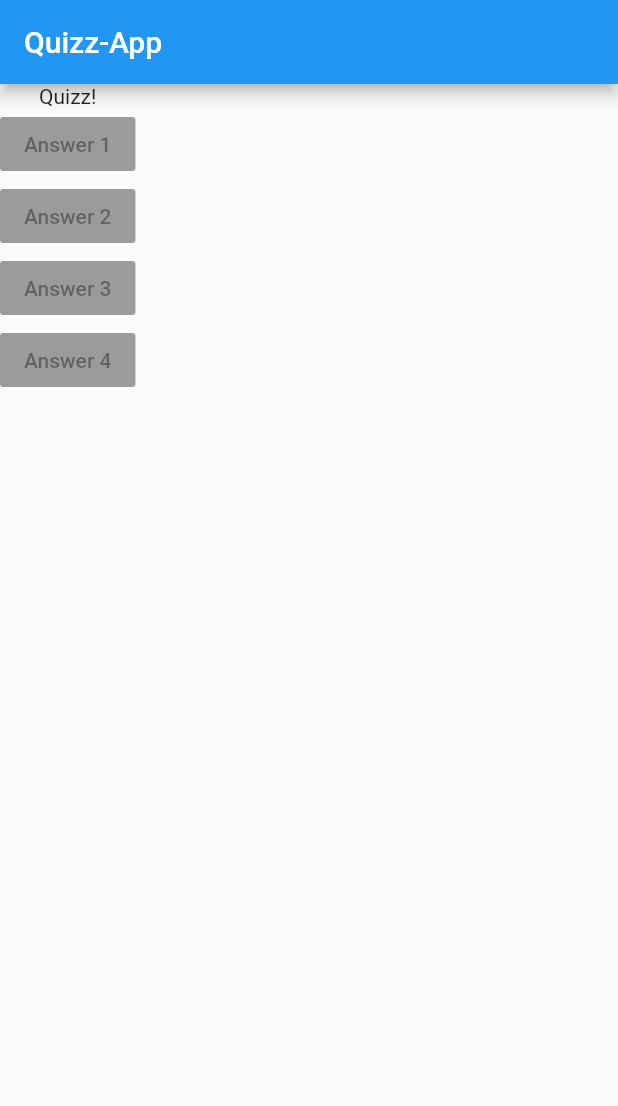
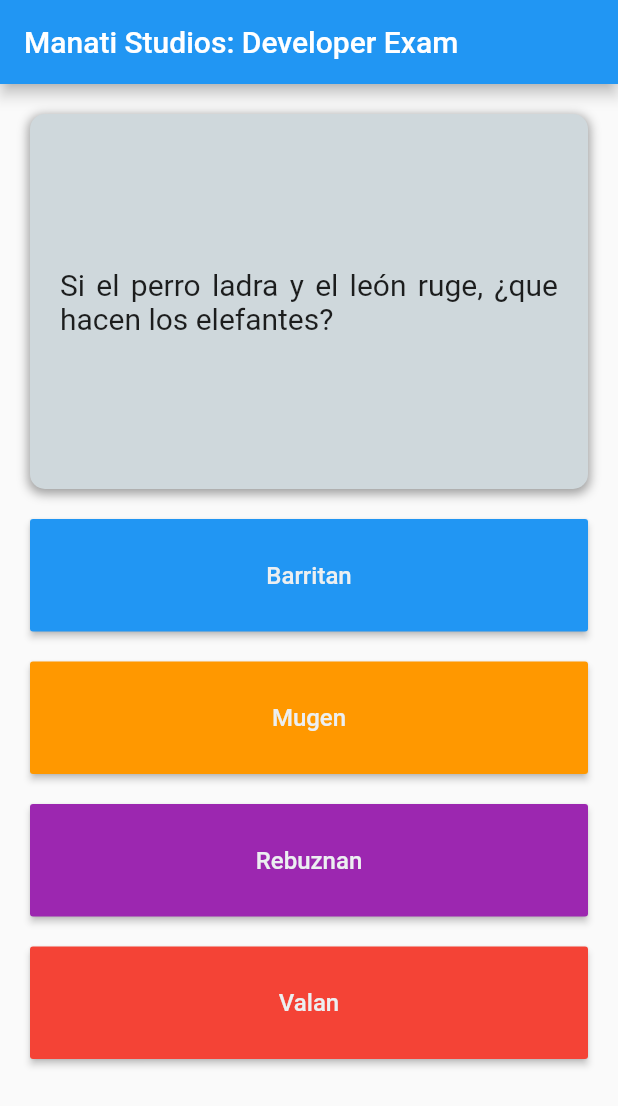
Before and after one commit to isc-hemc/courses, a Flutter app: the screen it shows after launch, on a phone screen of 412 x 824 dp. Shown: the top 1106 px of the screen. Run offline on Flutter 3.47's test engine with Material 2 defaults, Android fonts, the phone set to English and light mode, and no system bars.

Commit message:
Add the Score, Answer ans Question widgets to the project.

```diff
--- /dev/null
+++ b/Flutter/quizz_app/lib/answer.dart
@@ -0,0 +1,24 @@
+import 'package:flutter/material.dart';
+
+class Answer extends StatelessWidget {
+  final Color _backgroundColor;
+  final Function _answerHandler;
+  final Map<String, Object> _answer;
+
+  Answer(this._answer, this._answerHandler, this._backgroundColor);
+
+  @override
+  Widget build(BuildContext context) {
+    return Container(
+      child: RaisedButton(
+        child: Text(this._answer['answer'], style: TextStyle(fontSize: 16)),
+        onPressed: this._answerHandler,
+        textColor: Colors.blueGrey[50],
+        color: this._backgroundColor,
+      ),
+      height: 75,
+      margin: EdgeInsets.only(left: 20, right: 20, bottom: 20),
+      width: double.infinity,
+    );
+  }
+}
--- /dev/null
+++ b/Flutter/quizz_app/lib/constants.dart
@@ -0,0 +1,58 @@
+final String title = 'Manati Studios: Developer Exam';
+
+final List<Map<String, Object>> questionsList = [
+  {
+    'question': 'Si el perro ladra y el león ruge, ¿que hacen los elefantes?',
+    'answers': [
+      {'answer': 'Barritan', 'score': 10},
+      {'answer': 'Mugen', 'score': 0},
+      {'answer': 'Rebuznan', 'score': 0},
+      {'answer': 'Valan', 'score': 0}
+    ],
+  },
+  {
+    'question': '¿En qué caso se coloca la tilde en las palabras AGUDAS?',
+    'answers': [
+      {'answer': 'Siempre que terminen en vocal', 'score': 0},
+      {'answer': 'Cuando no terminan con n-s o vocal', 'score': 0},
+      {'answer': 'Cuando terminan con n-s o vocal', 'score': 10},
+      {'answer': 'Nunca', 'score': 0}
+    ],
+  },
+  {
+    'question': '¿El número "0" es un número primo?',
+    'answers': [
+      {'answer': 'Si', 'score': 0},
+      {'answer': 'No', 'score': 10},
+      {'answer': 'Ni idea', 'score': 0},
+      {'answer': 'Pff... ya no me hagas pensar mas', 'score': 0}
+    ],
+  },
+  {
+    'question': '¿Qué número es MMCXLIV?',
+    'answers': [
+      {'answer': '2054', 'score': 0},
+      {'answer': '2544', 'score': 0},
+      {'answer': '2144', 'score': 10},
+      {'answer': '1564', 'score': 0}
+    ],
+  },
+  {
+    'question': 'Los metacarpos son huesos ubicados en...',
+    'answers': [
+      {'answer': 'Las manos', 'score': 10},
+      {'answer': 'Los pies', 'score': 0},
+      {'answer': 'El torso', 'score': 0},
+      {'answer': 'El craneo', 'score': 0}
+    ],
+  },
+  {
+    'question': '¿Quién escribió el libro "Drácula"?',
+    'answers': [
+      {'answer': 'Edgar Allan Poe', 'score': 0},
+      {'answer': 'H.P. Lovecraft', 'score': 0},
+      {'answer': 'Lord Byron', 'score': 0},
+      {'answer': 'Bram Stoker', 'score': 10}
+    ],
+  }
+];
--- a/Flutter/quizz_app/lib/main.dart
+++ b/Flutter/quizz_app/lib/main.dart
@@ -1,20 +1,48 @@
 import 'package:flutter/material.dart';
+
+import './constants.dart';
+import './quiz.dart';
+import './score.dart';
 
 void main() => runApp(MyApp());
 
-class MyApp extends StatelessWidget {
+class MyApp extends StatefulWidget {
+  @override
+  State<StatefulWidget> createState() {
+    return _MyAppState();
+  }
+}
+
+class _MyAppState extends State<MyApp> {
+  double _score = 0;
+  int _questionIndex = 0;
+
+  void _resetHandler() {
+    setState(() {
+      _questionIndex = 0;
+      _score = 0;
+    });
+  }
+
+  void _answerQuestionHandler(int score) {
+    if (this._questionIndex <= questionsList.length - 1) {
+      setState(() {
+        this._questionIndex += 1;
+        this._score += score;
+      });
+    }
+  }
+
   @override
   Widget build(BuildContext context) {
     return MaterialApp(
-        home: Scaffold(
-          appBar: AppBar(title: Text("Quizz-App"),),
-          body: Column(children: <Widget>[
-            Text("Quizz!"),
-            RaisedButton(child: Text("Answer 1"), onPressed: null,),
-            RaisedButton(child: Text("Answer 2"), onPressed: null,),
-            RaisedButton(child: Text("Answer 3"), onPressed: null,),
-            RaisedButton(child: Text("Answer 4"), onPressed: null,),
-          ],),
+      home: Scaffold(
+        appBar: AppBar(
+          title: Text(title),
+        ),
+        body: this._questionIndex <= questionsList.length - 1
+            ? Quiz(this._questionIndex, this._answerQuestionHandler)
+            : Score(this._score, this._resetHandler),
       ),
     );
   }
--- /dev/null
+++ b/Flutter/quizz_app/lib/question.dart
@@ -0,0 +1,41 @@
+import 'package:flutter/material.dart';
+
+class Question extends StatelessWidget {
+  final String _question;
+
+  Question(this._question);
+
+  @override
+  Widget build(BuildContext context) {
+    return Container(
+      child: Center(
+        child: Text(
+          this._question,
+          style: TextStyle(
+            fontSize: 20,
+          ),
+          textAlign: TextAlign.justify,
+        ),
+      ),
+      decoration: BoxDecoration(
+        borderRadius: BorderRadius.all(Radius.circular(10)),
+        boxShadow: [
+          BoxShadow(
+            color: Colors.grey,
+            blurRadius: 5.0,
+            spreadRadius: 1.0,
+            offset: Offset(
+              0.0,
+              2.0,
+            ),
+          )
+        ],
+        color: Colors.blueGrey[100],
+      ),
+      height: 250,
+      margin: EdgeInsets.all(20),
+      padding: EdgeInsets.all(20),
+      width: double.infinity,
+    );
+  }
+}
--- /dev/null
+++ b/Flutter/quizz_app/lib/quiz.dart
@@ -0,0 +1,35 @@
+import 'package:flutter/material.dart';
+
+import './answer.dart';
+import './constants.dart';
+import './question.dart';
+
+class Quiz extends StatelessWidget {
+  final List<Color> _buttonColors = [
+    Colors.blue,
+    Colors.orange,
+    Colors.purple,
+    Colors.red
+  ];
+  final int _questionIndex;
+  final Function _answerQuestionHandler;
+
+  Quiz(this._questionIndex, this._answerQuestionHandler);
+
+  @override
+  Widget build(BuildContext context) {
+    return Column(
+      children: <Widget>[
+        Question(questionsList[this._questionIndex]['question']),
+        ...(questionsList[this._questionIndex]['answers']
+                as List<Map<String, Object>>)
+            .map((_answer) {
+          List<Map<String, Object>> aux =
+              questionsList[this._questionIndex]['answers'];
+          return Answer(_answer, () => _answerQuestionHandler(_answer['score']),
+              _buttonColors[aux.indexOf(_answer)]);
+        }).toList(),
+      ],
+    );
+  }
+}
--- /dev/null
+++ b/Flutter/quizz_app/lib/score.dart
@@ -0,0 +1,57 @@
+import 'package:flutter/material.dart';
+
+import './constants.dart';
+
+class Score extends StatelessWidget {
+  final Function _resetHandler;
+  final double _score;
+
+  Score(this._score, this._resetHandler);
+
+  String get result {
+    String totalScore = (this._score / questionsList.length).toStringAsFixed(1);
+    return "Your score is $totalScore";
+  }
+
+  @override
+  Widget build(BuildContext context) {
+    return Container(
+      child: Column(
+        children: <Widget>[
+          Container(
+            child: Center(
+              child: Text(
+                this.result,
+                style: TextStyle(
+                  fontSize: 32,
+                ),
+              ),
+            ),
+            height: MediaQuery.of(context).size.height * 0.50,
+          ),
+          Container(
+            child: Center(
+              child: Container(
+                child: RaisedButton(
+                  child: Text(
+                    "Try again!",
+                    style: TextStyle(
+                      fontSize: 22,
+                    ),
+                  ),
+                  color: Colors.red,
+                  onPressed: this._resetHandler,
+                  textColor: Colors.blueGrey[50],
+                ),
+                height: 75,
+                width: MediaQuery.of(context).size.width * 0.50,
+              ),
+            ),
+            height: MediaQuery.of(context).size.height * 0.25,
+          ),
+        ],
+      ),
+      color: Colors.blueGrey[100],
+    );
+  }
+}
--- a/Flutter/quizz_app/pubspec.yaml
+++ b/Flutter/quizz_app/pubspec.yaml
@@ -14,7 +14,7 @@ description: A new Flutter project.
 version: 1.0.0+1
 
 environment:
-  sdk: ">=2.1.0 <3.0.0"
+  sdk: ">=2.2.2 <3.0.0"
 
 dependencies:
   flutter:
```
Also changed, not shown: 7 other files.
